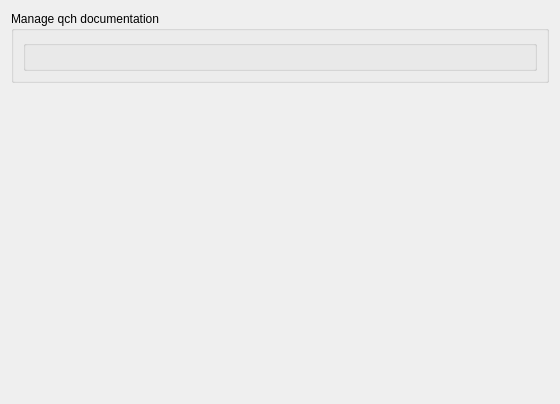
KDE/kdevelop, file documentation/qthelp/qthelpconfig.ui: the form before one commit.
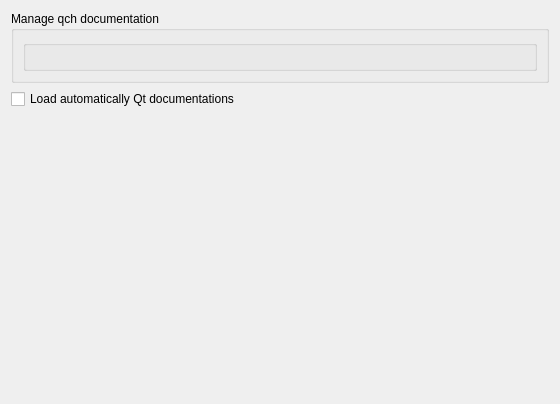
The form after the commit. Custom widgets are drawn as their Qt base class.

Commit message: Modify KConfig Module for documentation, in order to allow user to import or not Qt Doc

The edit to the form file:
```diff
--- a/documentation/qthelp/qthelpconfig.ui
+++ b/documentation/qthelp/qthelpconfig.ui
@@ -26,6 +26,13 @@
      </layout>
     </widget>
    </item>
+   <item>
+    <widget class="QCheckBox" name="kcfg_loadQtDocs">
+     <property name="text">
+      <string>Load automatically Qt documentations</string>
+     </property>
+    </widget>
+   </item>
    <item>
     <spacer name="verticalSpacer">
      <property name="orientation">
```
The commit also changes 2 other files.
